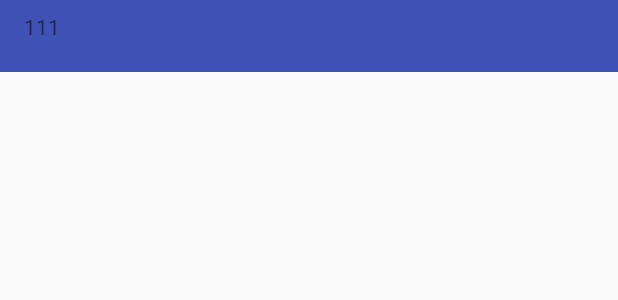
After one commit to LIUTaichen/DempseyWood, an Android app: the layout history_editing_bottom_sheet.xml on its own in the app's theme, with its tools: preview values and no code run, on a phone screen of 412 x 824 dp. The commit adds this screen. Shown: the top 300 px of the screen. Run offline under Robolectric (Android 15) with nearby library versions, the phone set to English and light mode, and no system bars; network calls fail.

Commit message:
commit contains errors, saving work

```diff
--- a/app/src/main/java/com/dempseywood/operatordatacollector/activities/HistoryActivity.java
+++ b/app/src/main/java/com/dempseywood/operatordatacollector/activities/HistoryActivity.java
@@ -1,6 +1,7 @@
 package com.dempseywood.operatordatacollector.activities;
 
 import android.os.AsyncTask;
+import android.support.design.widget.BottomSheetBehavior;
 import android.support.v7.app.AppCompatActivity;
 import android.os.Bundle;
 import android.support.v7.widget.LinearLayoutManager;
@@ -9,6 +10,7 @@ import android.support.v7.widget.Toolbar;
 import android.util.Log;
 import android.view.Menu;
 import android.view.MenuItem;
+import android.widget.LinearLayout;
 
 import com.dempseywood.operatordatacollector.R;
 import com.dempseywood.operatordatacollector.adapters.HistoryAdapter;
@@ -37,6 +39,13 @@ public class HistoryActivity extends AppCompatActivity {
     private HistoryAdapter mAdapter;
     private RecyclerView.LayoutManager mLayoutManager;
     private String tag = "History";
+    private LinearLayout llBottomSheet;
+
+    // init the bottom sheet behavior
+    private BottomSheetBehavior bottomSheetBehavior;
+
+// change the state of the bottom sheet
+
 
     @Override
     protected void onCreate(Bundle savedInstanceState) {
@@ -58,6 +67,9 @@ public class HistoryActivity extends AppCompatActivity {
         mRecyclerView.setLayoutManager(mLayoutManager);
         mAdapter = new HistoryAdapter(new ArrayList<Haul>());
         mRecyclerView.setAdapter(mAdapter);
+        llBottomSheet = (LinearLayout) findViewById(R.id.hitstory_edit_bottome_sheet_layout);
+        bottomSheetBehavior = BottomSheetBehavior.from(llBottomSheet);
+        bottomSheetBehavior.setState(BottomSheetBehavior.STATE_EXPANDED);
         loadStateFromDatabase();
         // specify an adapter (see also next example)
 
@@ -98,6 +110,10 @@ public class HistoryActivity extends AppCompatActivity {
         int id = item.getItemId();
         if (id == R.id.edit_history) {
             this.mAdapter.startEditing();
+            Log.i(tag, bottomSheetBehavior.getState() +"");
+            bottomSheetBehavior.getState();
+            bottomSheetBehavior.setState(BottomSheetBehavior.STATE_EXPANDED);
+            Log.i(tag, bottomSheetBehavior.getState() +"");
             invalidateOptionsMenu();
         }
 
--- a/app/src/main/res/layout/activity_history.xml
+++ b/app/src/main/res/layout/activity_history.xml
@@ -4,6 +4,7 @@
     xmlns:tools="http://schemas.android.com/tools"
     android:layout_width="match_parent"
     android:layout_height="match_parent"
+    android:elevation="5dp"
     tools:context="com.dempseywood.operatordatacollector.activities.HistoryActivity"
     tools:layout_editor_absoluteX="8dp"
     tools:layout_editor_absoluteY="8dp">
@@ -19,9 +20,8 @@
             android:layout_width="match_parent"
             android:layout_height="match_parent"
             android:fitsSystemWindows="true"
-           app:titleEnabled="false"
             app:layout_scrollFlags="scroll|exitUntilCollapsed"
-           >
+            app:titleEnabled="false">
 
             <android.support.v7.widget.Toolbar
                 android:id="@+id/toolbar"
@@ -44,4 +44,6 @@
         android:layout_height="match_parent"
         android:background="#ECEFF1"
         app:layout_behavior="@string/appbar_scrolling_view_behavior" />
+
+    <include layout="@layout/history_editing_bottom_sheet" />
 </android.support.design.widget.CoordinatorLayout>
--- /dev/null
+++ b/app/src/main/res/layout/history_editing_bottom_sheet.xml
@@ -0,0 +1,40 @@
+<?xml version="1.0" encoding="utf-8"?>
+<LinearLayout xmlns:android="http://schemas.android.com/apk/res/android"
+    xmlns:app="http://schemas.android.com/apk/res-auto"
+    android:id="@+id/hitstory_edit_bottome_sheet_layout"
+    android:layout_width="match_parent"
+    android:layout_height="48dp"
+    android:paddingLeft="16dp"
+    android:paddingRight="16dp"
+    android:paddingTop="8dp"
+    android:paddingBottom="8dp"
+    android:orientation="horizontal"
+    android:background="@color/colorPrimary"
+    app:behavior_hideable="false"
+    app:behavior_peekHeight="48dp"
+    app:layout_behavior="android.support.design.widget.BottomSheetBehavior">
+
+    <TextView
+        android:layout_width="wrap_content"
+        android:layout_height="wrap_content"
+        android:gravity="center"
+        android:text="111"
+        />
+
+
+</LinearLayout>
+    <!--
+    <?xml version="1.0" encoding="utf-8"?>
+    <LinearLayout xmlns:android="http://schemas.android.com/apk/res/android"
+        xmlns:app="http://schemas.android.com/apk/res-auto"
+        android:id="@+id/hitstory_edit_bottome_sheet_layout"
+        android:layout_width="match_parent"
+        android:layout_height="48dp"
+        android:elevation="10dp"
+        android:orientation="vertical"
+        app:behavior_hideable="false"
+        app:behavior_peekHeight="80dp"
+        app:layout_behavior="android.support.design.widget.BottomSheetBehavior">
+
+    </LinearLayout>
+    -->
```
Lines whose indentation alone changed are shown as unchanged.
